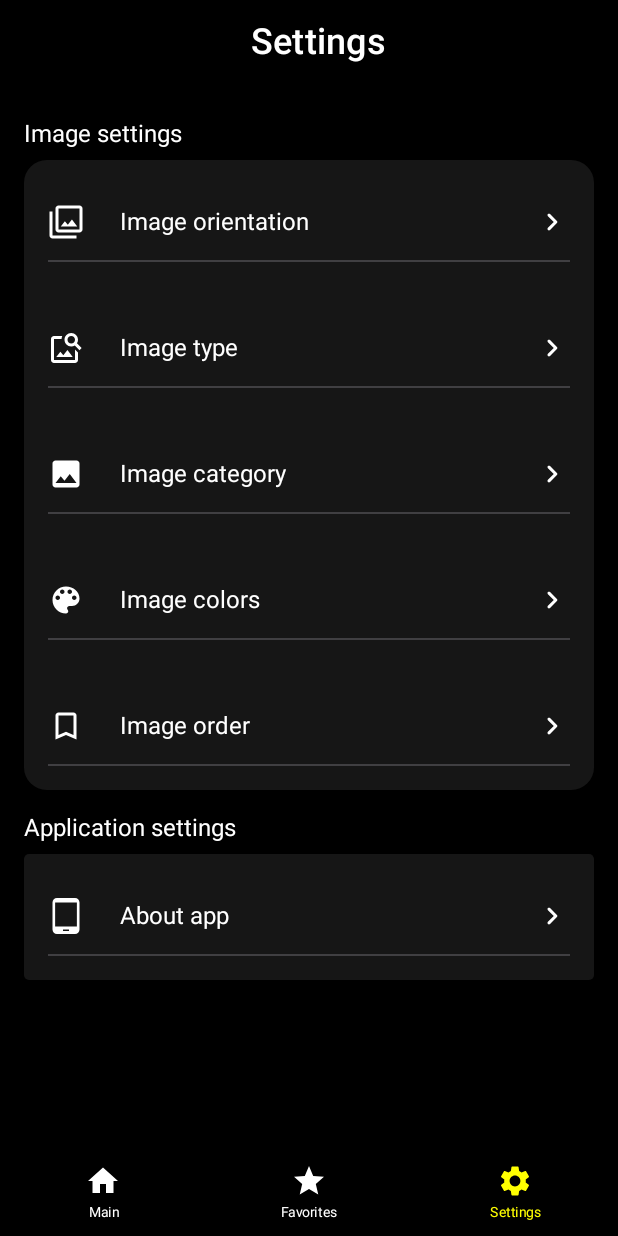
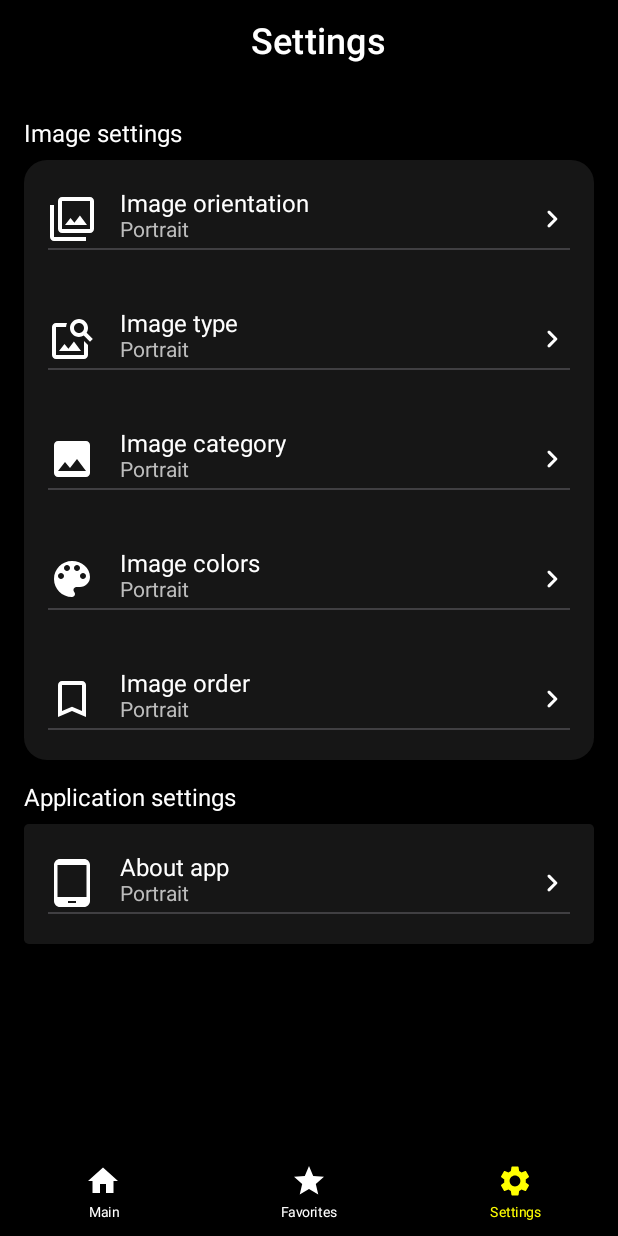
Before and after one commit to fedorov-andrii-andriiovych/Image-Search-Compose, an Android app built with Jetpack Compose: the SettingsScreen screen opened through its navigation route, on a phone screen of 412 x 824 dp. Run offline under Robolectric (Android 15) with nearby library versions, the phone set to English and light mode, and no system bars; our stand-ins replace Dagger/Hilt's generated code, Room's generated code; network calls fail.

Commit message:
added in SettingsClickableItem decription Text

```diff
--- a/app/src/main/java/com/fedorov/andrii/andriiovych/imagesearch/presentation/screens/SettingsScreen.kt
+++ b/app/src/main/java/com/fedorov/andrii/andriiovych/imagesearch/presentation/screens/SettingsScreen.kt
@@ -15,11 +15,10 @@ import androidx.compose.ui.unit.dp
 import androidx.hilt.navigation.compose.hiltViewModel
 import com.fedorov.andrii.andriiovych.imagesearch.R
 import com.fedorov.andrii.andriiovych.imagesearch.presentation.screens.screencomponents.MainTopAppBar
-import com.fedorov.andrii.andriiovych.imagesearch.presentation.screens.screencomponents.SettingsClickableItem
-import com.fedorov.andrii.andriiovych.imagesearch.presentation.screens.screencomponents.SettingsGroup
+import com.fedorov.andrii.andriiovych.imagesearch.presentation.screens.screencomponents.settingscomponents.SettingsClickableItem
+import com.fedorov.andrii.andriiovych.imagesearch.presentation.screens.screencomponents.settingscomponents.SettingsGroup
 import com.fedorov.andrii.andriiovych.imagesearch.presentation.screens.screencomponents.settingscomponents.DialogParams
 import com.fedorov.andrii.andriiovych.imagesearch.presentation.screens.screencomponents.settingscomponents.SettingsListDialog
-import com.fedorov.andrii.andriiovych.imagesearch.presentation.viewmodels.FavoriteViewModel
 import com.fedorov.andrii.andriiovych.imagesearch.presentation.viewmodels.Settings
 import com.fedorov.andrii.andriiovych.imagesearch.presentation.viewmodels.SettingsViewModel
 
@@ -60,7 +59,8 @@ fun SettingsScreen(settingsViewModel: SettingsViewModel = hiltViewModel()) {
                 SettingsClickableItem(
                     icon = R.drawable.icon_image_orientation,
                     iconDesc = R.string.image_orientation,
-                    name = R.string.image_orientation
+                    name = R.string.image_orientation,
+                    description = screenOrientation.value
                 ) {
                     dialogParams = DialogParams(
                         title = "Orientation",
@@ -72,28 +72,32 @@ fun SettingsScreen(settingsViewModel: SettingsViewModel = hiltViewModel()) {
                 SettingsClickableItem(
                     icon = R.drawable.icon_image_type,
                     iconDesc = R.string.image_type,
-                    name = R.string.image_type
+                    name = R.string.image_type,
+                    description = screenOrientation.value
                 ) {
                     //Todo
                 }
                 SettingsClickableItem(
                     icon = R.drawable.icon_image_category,
                     iconDesc = R.string.image_category,
-                    name = R.string.image_category
+                    name = R.string.image_category,
+                    description = screenOrientation.value
                 ) {
                     //Todo
                 }
                 SettingsClickableItem(
                     icon = R.drawable.icon_image_colors,
                     iconDesc = R.string.image_colors,
-                    name = R.string.image_colors
+                    name = R.string.image_colors,
+                    description = screenOrientation.value
                 ) {
                     //Todo
                 }
                 SettingsClickableItem(
                     icon = R.drawable.icon_image_order,
                     iconDesc = R.string.image_order,
-                    name = R.string.image_order
+                    name = R.string.image_order,
+                    description = screenOrientation.value
                 ) {
                     //Todo
                 }
@@ -103,7 +107,8 @@ fun SettingsScreen(settingsViewModel: SettingsViewModel = hiltViewModel()) {
                 SettingsClickableItem(
                     icon = R.drawable.icon_about_app,
                     iconDesc = R.string.about_app,
-                    name = R.string.about_app
+                    name = R.string.about_app,
+                    description = screenOrientation.value
                 ) {
                     //Todo
                 }
--- a/app/src/main/java/com/fedorov/andrii/andriiovych/imagesearch/presentation/screens/screencomponents/settingscomponents/SettingsClickableItem.kt
+++ b/app/src/main/java/com/fedorov/andrii/andriiovych/imagesearch/presentation/screens/screencomponents/settingscomponents/SettingsClickableItem.kt
@@ -1,4 +1,4 @@
-package com.fedorov.andrii.andriiovych.imagesearch.presentation.screens.screencomponents
+package com.fedorov.andrii.andriiovych.imagesearch.presentation.screens.screencomponents.settingscomponents
 
 import androidx.annotation.DrawableRes
 import androidx.annotation.StringRes
@@ -15,9 +15,11 @@ import androidx.compose.ui.res.stringResource
 import androidx.compose.ui.text.style.TextAlign
 import androidx.compose.ui.text.style.TextOverflow
 import androidx.compose.ui.unit.dp
+import androidx.compose.ui.unit.sp
 import com.fedorov.andrii.andriiovych.imagesearch.R
 import com.fedorov.andrii.andriiovych.imagesearch.ui.theme.DividerBackground
 import com.fedorov.andrii.andriiovych.imagesearch.ui.theme.SettingsBackground
+import com.fedorov.andrii.andriiovych.imagesearch.ui.theme.SettingsSecondColor
 
 @OptIn(ExperimentalMaterialApi::class)
 @Composable
@@ -25,6 +27,7 @@ fun SettingsClickableItem(
     @DrawableRes icon: Int,
     @StringRes iconDesc: Int,
     @StringRes name: Int,
+    description: String,
     onClick: () -> Unit
 ) {
     Surface(
@@ -44,18 +47,25 @@ fun SettingsClickableItem(
                         painterResource(id = icon),
                         contentDescription = stringResource(id = iconDesc),
                         modifier = Modifier
-                            .size(24.dp),
+                            .size(32.dp),
                         tint = Color.White
                     )
-                    Spacer(modifier = Modifier.width(8.dp))
+                    Spacer(modifier = Modifier.width(16.dp))
+                    Column() {
                         Text(
                             text = stringResource(id = name),
-                        modifier = Modifier
-                            .padding(16.dp),
                             textAlign = TextAlign.Start,
                             overflow = TextOverflow.Ellipsis,
                             color = Color.White
                         )
+                        Text(
+                            text = description,
+                            color = SettingsSecondColor,
+                            fontSize = 14.sp,
+                            modifier = Modifier
+                                .padding(bottom = 4.dp)
+                        )
+                    }
                 }
                 Spacer(modifier = Modifier.weight(1.0f))
                 Icon(
--- a/app/src/main/java/com/fedorov/andrii/andriiovych/imagesearch/presentation/screens/screencomponents/settingscomponents/SettingsGroup.kt
+++ b/app/src/main/java/com/fedorov/andrii/andriiovych/imagesearch/presentation/screens/screencomponents/settingscomponents/SettingsGroup.kt
@@ -1,4 +1,4 @@
-package com.fedorov.andrii.andriiovych.imagesearch.presentation.screens.screencomponents
+package com.fedorov.andrii.andriiovych.imagesearch.presentation.screens.screencomponents.settingscomponents
 
 import androidx.annotation.StringRes
 import androidx.compose.foundation.layout.*
--- a/app/src/main/java/com/fedorov/andrii/andriiovych/imagesearch/ui/theme/Color.kt
+++ b/app/src/main/java/com/fedorov/andrii/andriiovych/imagesearch/ui/theme/Color.kt
@@ -9,3 +9,4 @@ val Teal200 = Color(0xFF03DAC5)
 val Background = Color(0xFF212121)
 val SettingsBackground = Color(0xFF161616)
 val DividerBackground = Color(0xFF403f42)
+val SettingsSecondColor = Color(0xFFbdbdbd)
```
Lines whose indentation alone changed are shown as unchanged.
